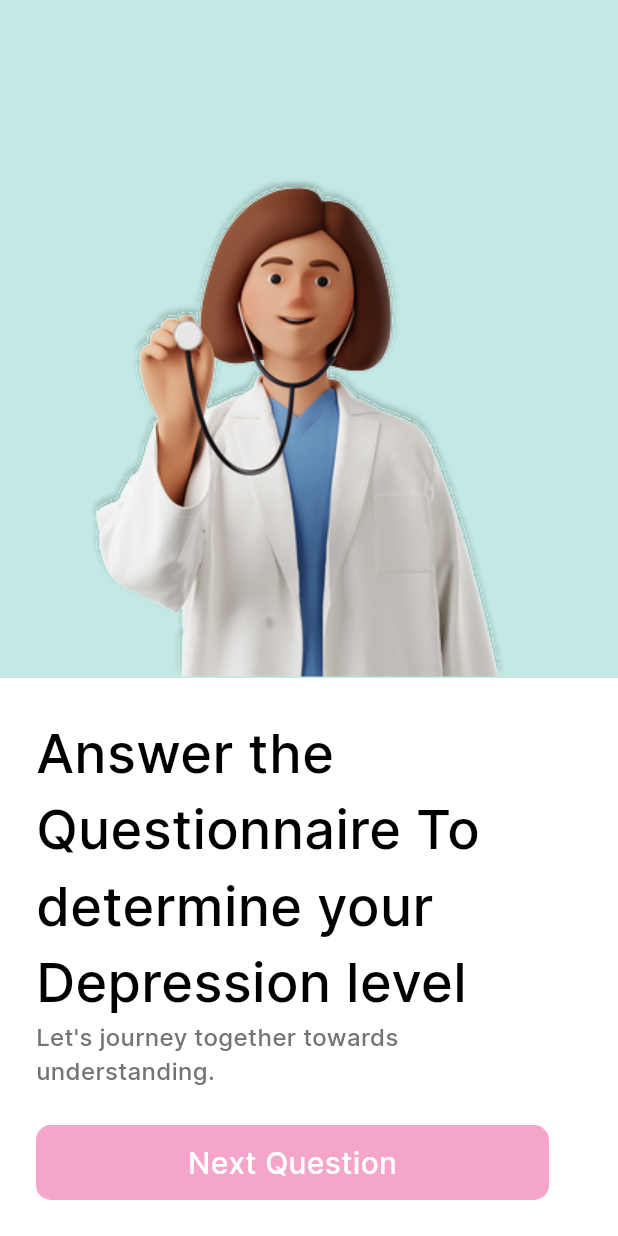
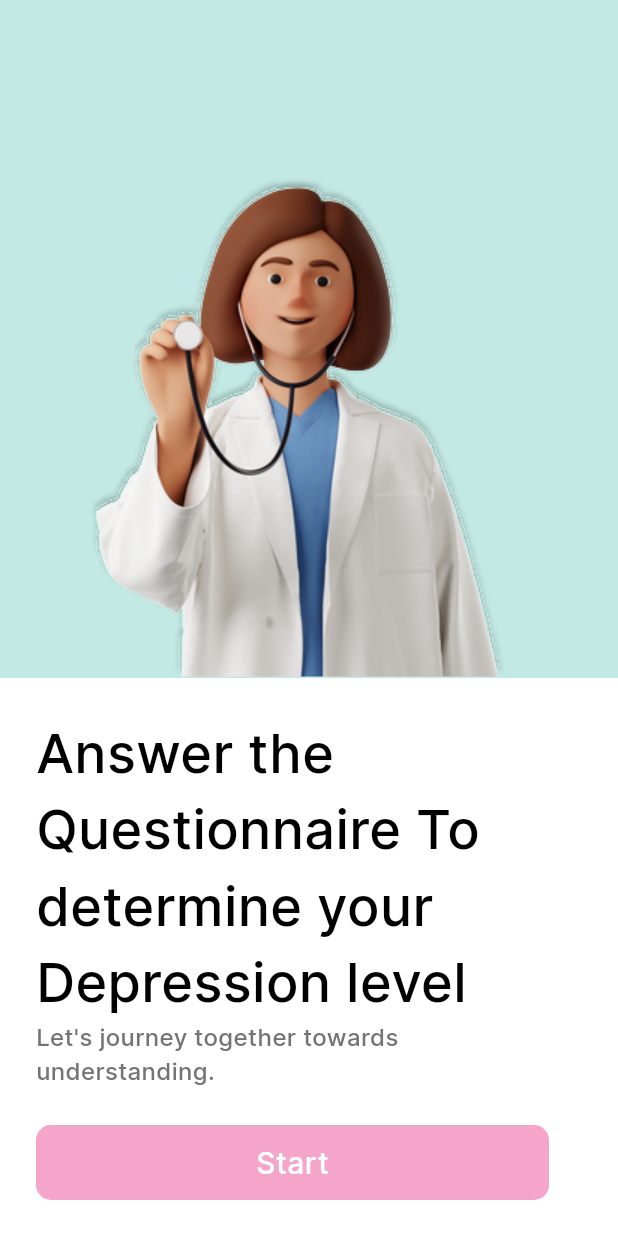
Before and after one commit to SrikanthKoti/depr_ai, a Flutter app: the screen it shows after launch, on a phone screen of 412 x 824 dp. Run offline on Flutter 3.47's test engine with Material 3 defaults, Android fonts, the phone set to English and light mode, and no system bars; drawn by our look-alikes of loader_overlay; our stand-ins replace cached_network_image, flutter_svg, fluttertoast, shimmer, step_progress_indicator; project files that could hold a hidden picture were left out.

Commit message:
onboarding page btnText change

```diff
--- a/lib/pages/onboarding_page.dart
+++ b/lib/pages/onboarding_page.dart
@@ -87,12 +87,12 @@ class _OnboardingPageState extends State<OnboardingPage> {
                       style: AppStyles.s16_w500_747474,
                     ),
                     CustomSpacers.height24,
-                    if (hasPaidMoney)
                     FloatingNextButton(
                       isDisabled: false,
                       onTap: () {
                         callMoneyFlag();
                       },
+                      btnText: "Start",
                     ),
                   ],
                 ),
```
Lines whose indentation alone changed are shown as unchanged.
